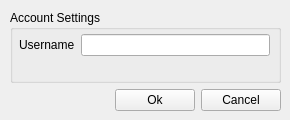
Old version of the form client/src/Create.ui in the repository canercandan/qlik.
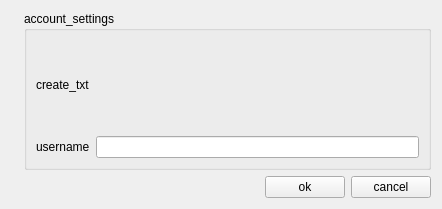
New version of the form. Icons and pictures are not drawn.

```diff
--- a/client/src/Create.ui
+++ b/client/src/Create.ui
@@ -5,42 +5,49 @@
    <rect>
     <x>0</x>
     <y>0</y>
-    <width>290</width>
-    <height>120</height>
+    <width>442</width>
+    <height>209</height>
    </rect>
   </property>
   <property name="windowTitle" >
    <string>Create</string>
   </property>
-  <widget class="QWidget" name="verticalLayout" >
-   <property name="geometry" >
-    <rect>
-     <x>10</x>
-     <y>10</y>
-     <width>271</width>
-     <height>101</height>
-    </rect>
-   </property>
+  <layout class="QGridLayout" >
+   <item row="0" column="0" >
+    <layout class="QHBoxLayout" >
+     <item>
+      <widget class="QLabel" name="label_2" >
+       <property name="text" >
+        <string/>
+       </property>
+       <property name="pixmap" >
+        <pixmap>../images/logo.png</pixmap>
+       </property>
+      </widget>
+     </item>
+     <item>
    <layout class="QVBoxLayout" >
     <item>
      <widget class="QGroupBox" name="groupBox_2" >
       <property name="title" >
-       <string>Account Settings</string>
-      </property>
-      <widget class="QWidget" name="gridLayout" >
-       <property name="geometry" >
-        <rect>
-         <x>9</x>
-         <y>20</y>
-         <width>251</width>
-         <height>31</height>
-        </rect>
-       </property>
+          <string>account_settings</string>
+         </property>
+         <layout class="QGridLayout" >
+          <item row="0" column="0" >
+           <layout class="QVBoxLayout" >
+            <item>
+             <widget class="QLabel" name="label_3" >
+              <property name="text" >
+               <string>create_txt</string>
+              </property>
+             </widget>
+            </item>
+            <item>
        <layout class="QGridLayout" >
         <item row="0" column="0" >
          <widget class="QLabel" name="label" >
           <property name="text" >
-           <string>Username</string>
+                 <string>username</string>
           </property>
          </widget>
         </item>
@@ -52,7 +59,10 @@
          </widget>
         </item>
        </layout>
-      </widget>
+            </item>
+           </layout>
+          </item>
+         </layout>
      </widget>
     </item>
     <item>
@@ -73,21 +83,24 @@
       <item>
        <widget class="QPushButton" name="pushButtonOk" >
         <property name="text" >
-         <string>Ok</string>
+            <string>ok</string>
         </property>
        </widget>
       </item>
       <item>
        <widget class="QPushButton" name="pushButtonCancel" >
         <property name="text" >
-         <string>Cancel</string>
+            <string>cancel</string>
         </property>
        </widget>
       </item>
      </layout>
     </item>
    </layout>
-  </widget>
+     </item>
+    </layout>
+   </item>
+  </layout>
  </widget>
  <tabstops>
   <tabstop>pushButtonOk</tabstop>
```
Left out of the diff: 2 changed lines with no effect on the pictures. Lines whose indentation alone changed are shown as unchanged.
